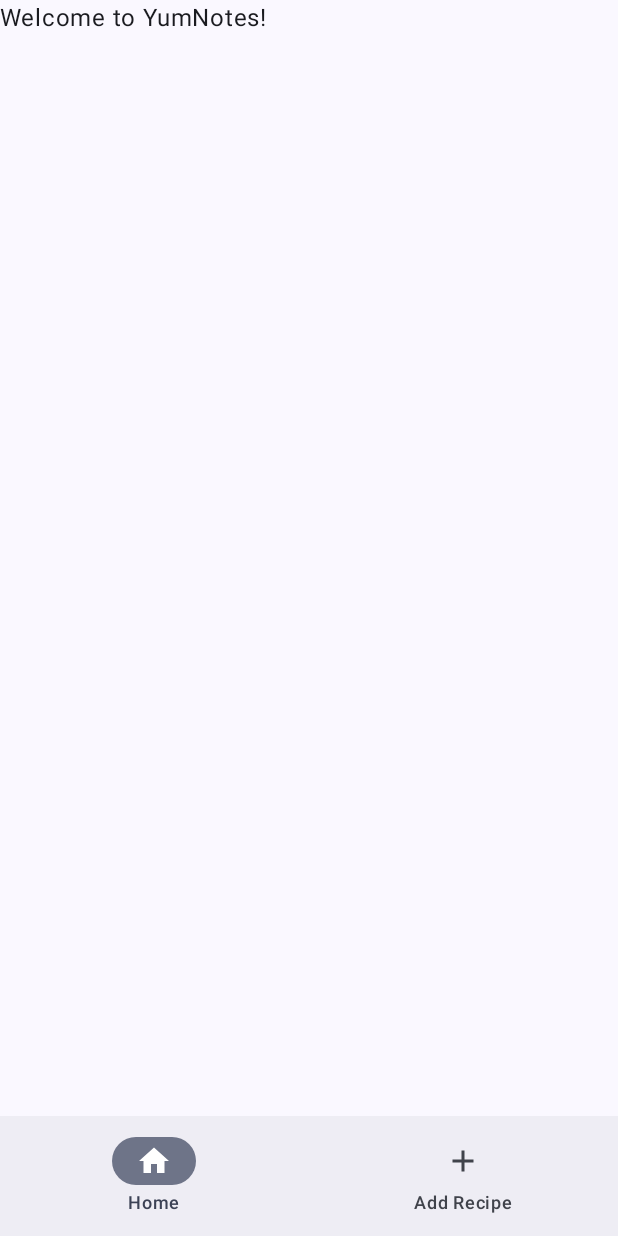
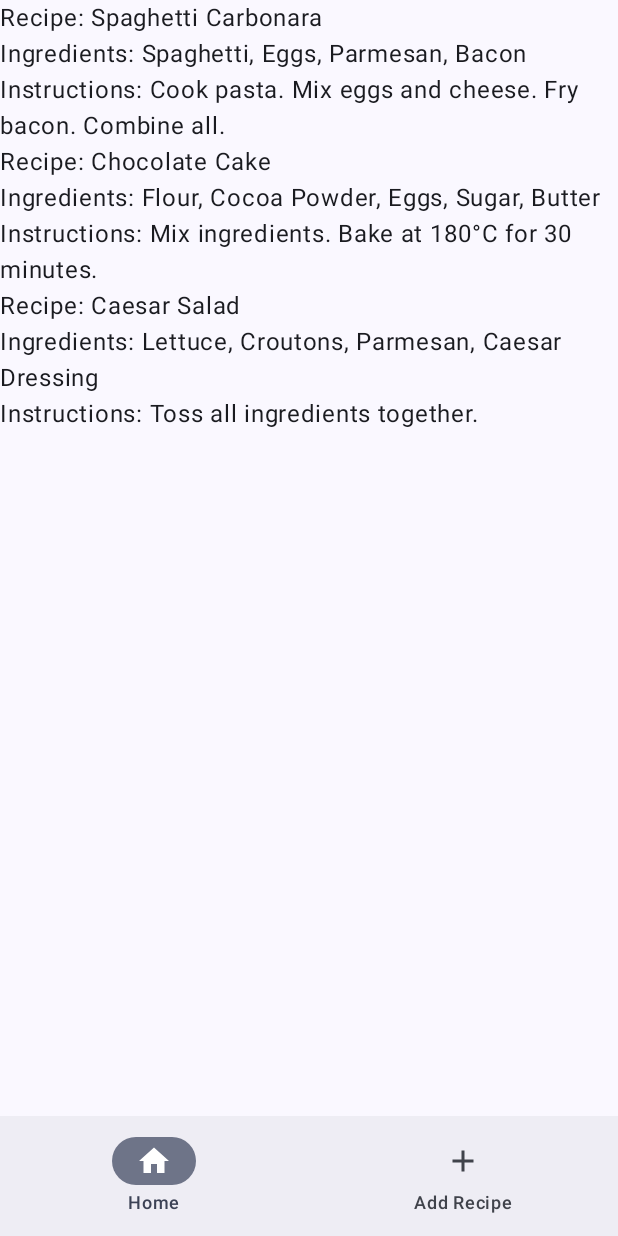
Before and after one commit to Alyra07/YumNotes, an Android app built with Jetpack Compose: the screen it shows after launch (MainActivity), on a phone screen of 412 x 824 dp. Run offline under Robolectric (Android 15) with nearby library versions, the light colour scheme and no system bars; our stand-ins replace Room's generated code.

Commit message:
added sample data + display HomeScreen

```diff
--- a/app/src/main/java/at/mirjam/yumnotes/MainActivity.kt
+++ b/app/src/main/java/at/mirjam/yumnotes/MainActivity.kt
@@ -5,6 +5,7 @@ import androidx.activity.ComponentActivity
 import androidx.activity.compose.setContent
 import androidx.activity.viewModels
 import androidx.compose.foundation.layout.fillMaxSize
+import androidx.compose.foundation.layout.padding
 import androidx.compose.material3.Scaffold
 import androidx.compose.ui.Modifier
 import androidx.navigation.compose.NavHost
@@ -31,12 +32,14 @@ class MainActivity : ComponentActivity() {
                     bottomBar = {
                         BottomNavigationBar(navController)
                     }
-                ) { innerPadding ->
+                ) { innerPadding -> // space for navigation bar
                     NavHost(
                         navController = navController,
-                        startDestination = "home"
+                        startDestination = "home",
+                        modifier = Modifier.padding(innerPadding) // Apply padding to NavHost
                     ) {
                         composable("home") {
+                            recipeViewModel.addSampleRecipes() // Insert sample data
                             HomeScreen(recipeViewModel = recipeViewModel)
                         }
                         composable("addRecipe") {
--- a/app/src/main/java/at/mirjam/yumnotes/screens/HomeScreen.kt
+++ b/app/src/main/java/at/mirjam/yumnotes/screens/HomeScreen.kt
@@ -1,12 +1,36 @@
 package at.mirjam.yumnotes.screens
 
 import androidx.compose.foundation.layout.fillMaxSize
+import androidx.compose.foundation.lazy.LazyColumn
+import androidx.compose.foundation.lazy.items
 import androidx.compose.material3.Text
 import androidx.compose.runtime.Composable
+import androidx.compose.runtime.collectAsState
 import androidx.compose.ui.Modifier
+import at.mirjam.yumnotes.data.Recipe
 import at.mirjam.yumnotes.viewmodel.RecipeViewModel
 
 @Composable
 fun HomeScreen(recipeViewModel: RecipeViewModel) {
-    Text(text = "Welcome to YumNotes!", modifier = Modifier.fillMaxSize())
+    val recipes = recipeViewModel.recipes.collectAsState(initial = emptyList()).value
+
+    if (recipes.isEmpty()) {
+        Text(
+            text = "No recipes available. Add some delicious recipes!",
+            modifier = Modifier.fillMaxSize()
+        )
+    } else {
+        LazyColumn(modifier = Modifier.fillMaxSize()) {
+            items(recipes) { recipe ->
+                RecipeItem(recipe)
+            }
+        }
+    }
 }
+
+@Composable
+fun RecipeItem(recipe: Recipe) {
+    Text(text = "Recipe: ${recipe.name}")
+    Text(text = "Ingredients: ${recipe.ingredients}")
+    Text(text = "Instructions: ${recipe.instructions}")
+}
--- a/app/src/main/java/at/mirjam/yumnotes/viewmodel/RecipeViewModel.kt
+++ b/app/src/main/java/at/mirjam/yumnotes/viewmodel/RecipeViewModel.kt
@@ -7,19 +7,13 @@ import at.mirjam.yumnotes.data.RecipeRepository
 import kotlinx.coroutines.launch
 
 class RecipeViewModel(private val repository: RecipeRepository) : ViewModel() {
-    // Sample list of recipes (can be loaded from the database)
-    val recipes = repository.getAllRecipes()
+    val recipes = repository.getAllRecipes() // Observe recipes from the repository
 
-    // Example CRUD operation methods
-    fun addRecipe(recipe: Recipe) {
+    fun addSampleRecipes() {
         viewModelScope.launch {
-            repository.insertRecipe(recipe)
-        }
-    }
-
-    fun deleteRecipe(recipe: Recipe) {
-        viewModelScope.launch {
-            repository.deleteRecipe(recipe)
+            repository.insertRecipe(Recipe(name = "Spaghetti Carbonara", ingredients = "Spaghetti, Eggs, Parmesan, Bacon", instructions = "Cook pasta. Mix eggs and cheese. Fry bacon. Combine all."))
+            repository.insertRecipe(Recipe(name = "Chocolate Cake", ingredients = "Flour, Cocoa Powder, Eggs, Sugar, Butter", instructions = "Mix ingredients. Bake at 180°C for 30 minutes."))
+            repository.insertRecipe(Recipe(name = "Caesar Salad", ingredients = "Lettuce, Croutons, Parmesan, Caesar Dressing", instructions = "Toss all ingredients together."))
         }
     }
 }
```
